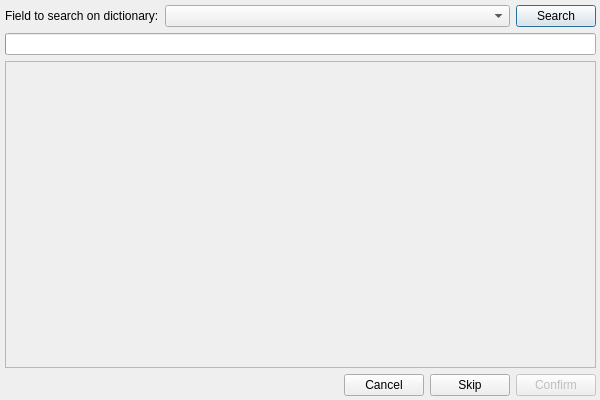
Above: nihongo_companion/gui/designer/SelectWord.ui from northy/anki-nihongo-companion before the change. Below: the same form after it.
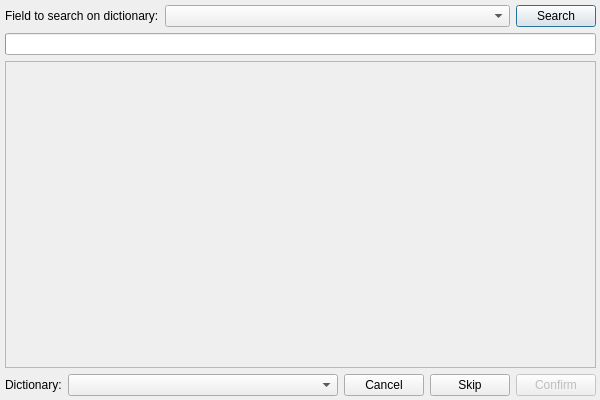
That is the form after the change.

The edit to the form file:
```diff
--- a/nihongo_companion/gui/designer/SelectWord.ui
+++ b/nihongo_companion/gui/designer/SelectWord.ui
@@ -28,7 +28,7 @@
   <property name="windowTitle">
    <string>Nihongo Companion</string>
   </property>
-  <widget class="QWidget" name="">
+  <widget class="QWidget" name="layoutWidget">
    <property name="geometry">
     <rect>
      <x>0</x>
@@ -107,17 +107,21 @@
     <item>
      <layout class="QHBoxLayout" name="horizontalLayout">
       <item>
-       <spacer name="horizontalSpacer">
-        <property name="orientation">
-         <enum>Qt::Horizontal</enum>
+       <widget class="QLabel" name="labelDict">
+        <property name="text">
+         <string>Dictionary:</string>
         </property>
-        <property name="sizeHint" stdset="0">
-         <size>
-          <width>40</width>
-          <height>20</height>
-         </size>
+       </widget>
+      </item>
+      <item>
+       <widget class="QComboBox" name="cbDict">
+        <property name="sizePolicy">
+         <sizepolicy hsizetype="Expanding" vsizetype="Fixed">
+          <horstretch>0</horstretch>
+          <verstretch>0</verstretch>
+         </sizepolicy>
         </property>
-       </spacer>
+       </widget>
       </item>
       <item>
        <widget class="QPushButton" name="bCancel">
```
